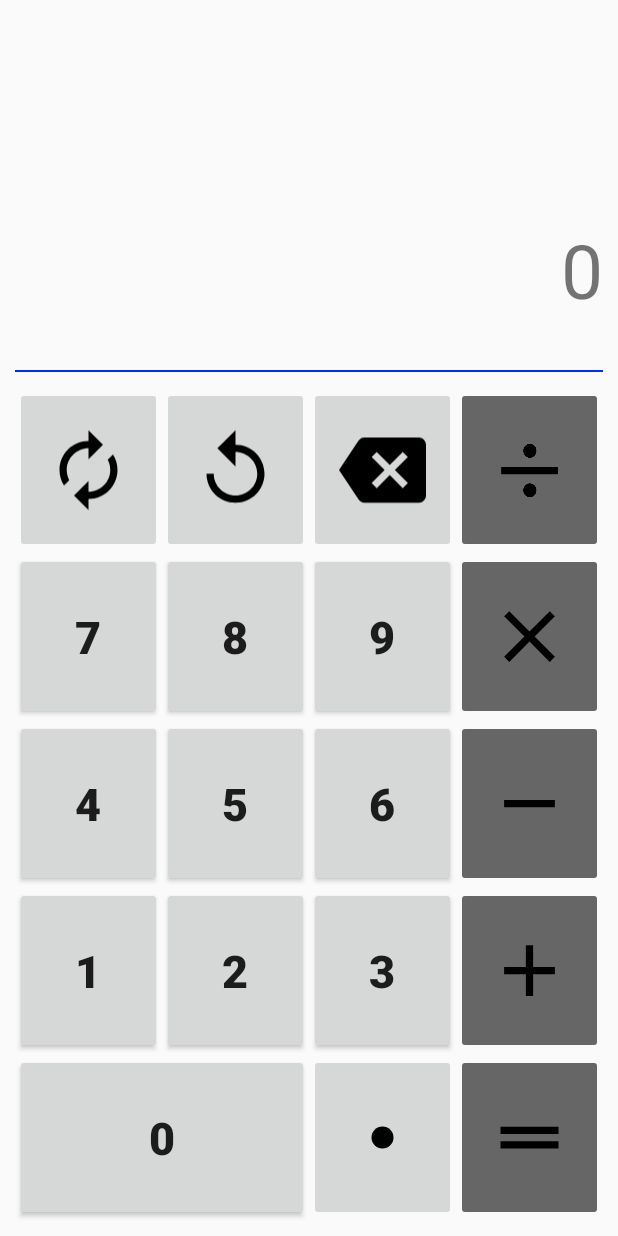
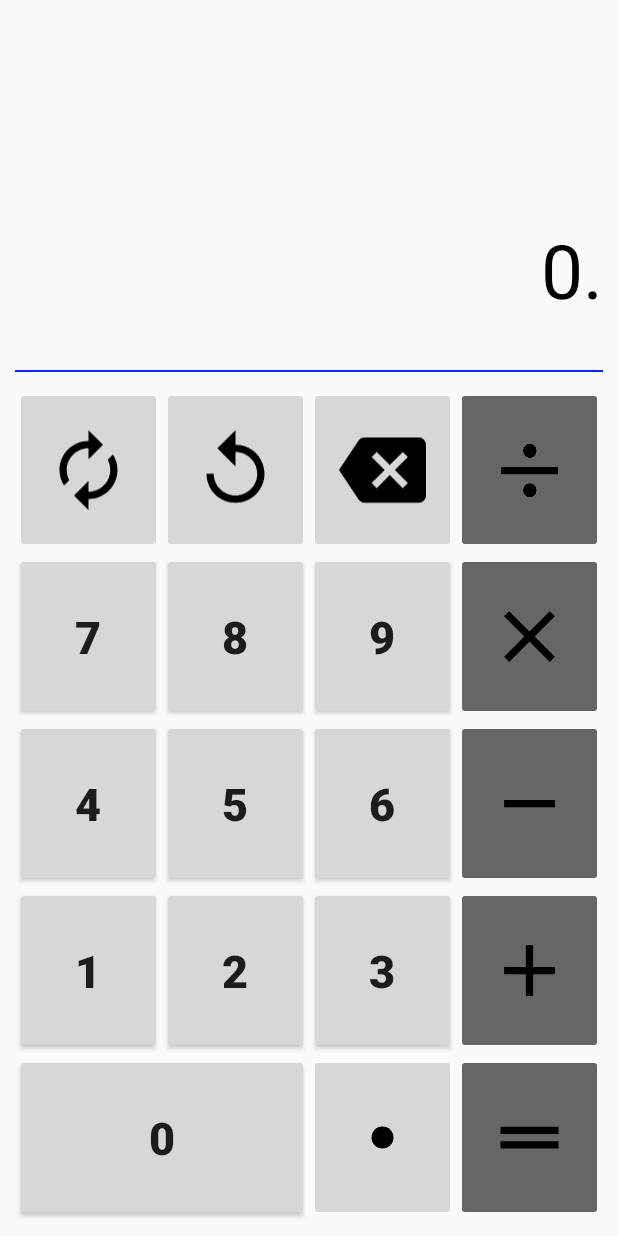
Before and after one commit to bky373/CalCulator, an Android app: the screen it shows after launch (RealNumCalculatorMainActivity), after a tap on an icon or button, on a phone screen of 412 x 824 dp. Run offline under Robolectric (Android 15) with nearby library versions, the phone set to English and light mode, and no system bars.

Commit message:
done #5-2 in making Calculator_RealNum

```diff
--- a/calculator_realnum/src/main/java/com/example/calculator_realnum/RealNumCalculatorMainActivity.java
+++ b/calculator_realnum/src/main/java/com/example/calculator_realnum/RealNumCalculatorMainActivity.java
@@ -8,6 +8,7 @@ import android.widget.Button;
 import android.widget.ImageButton;
 import android.widget.ScrollView;
 import android.widget.TextView;
+import android.widget.Toast;
 
 public class RealNumCalculatorMainActivity extends AppCompatActivity {
 
@@ -97,6 +98,18 @@ public class RealNumCalculatorMainActivity extends AppCompatActivity {
     }
 
     private void decimalButtonClick(View v) {
+        if (isFirstInput) {
+            resultTextView.setTextColor(0xFF000000);
+            resultTextView.setText("0.");
+            isFirstInput = false;
+        } else {
+            if (resultTextView.getText().toString().contains(".")) {
+                Toast.makeText(getApplicationContext(), "이미 소숫점이 존재합니다.", Toast.LENGTH_SHORT).show();
+            } else {
+                resultTextView.append(".");
+            }
+        }
+
     }
 
     private void backspaceButtonClick(View v) {
```
